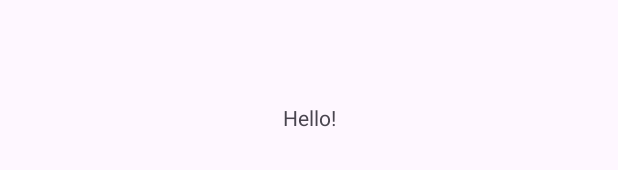
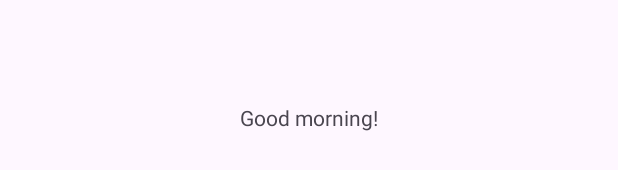
Before and after one commit to sakashitatsubasa/AndroidApp, an Android app: the layout activity_main.xml on its own in the app's theme, with its tools: preview values and no code run, on a phone screen of 412 x 824 dp. Shown: the part 501-671 px from the top of the screen. Run offline under Robolectric (Android 15) with nearby library versions, the phone set to English and light mode, and no system bars.

Commit message:
書き換え

```diff
--- a/app/src/main/res/layout/activity_main.xml
+++ b/app/src/main/res/layout/activity_main.xml
@@ -9,7 +9,7 @@
     <TextView
         android:layout_width="wrap_content"
         android:layout_height="wrap_content"
-        android:text="Hello!"
+        android:text="Good morning!"
         app:layout_constraintBottom_toBottomOf="parent"
         app:layout_constraintEnd_toEndOf="parent"
         app:layout_constraintStart_toStartOf="parent"
```
